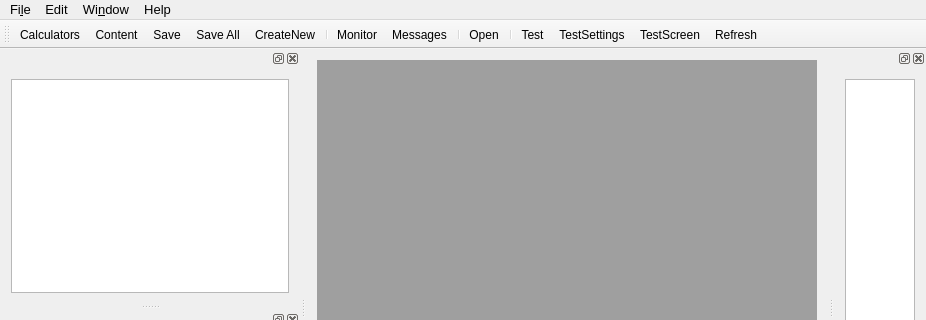
The window that source/mainwindow.ui (Indy970/QtHPConnect) describes before a commit, drawn with Qt 5; both pictures show x 0 to 926 and y 0 to 320 of the 926 by 584 pixel window.
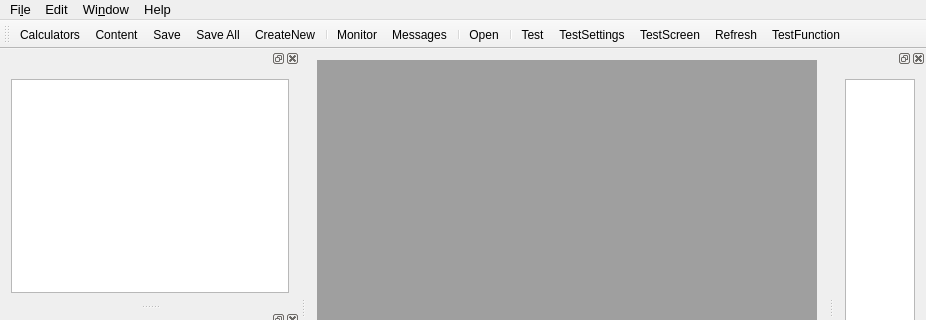
The same window after the commit. Icons and pictures are not drawn.

The edit to the form file:
```diff
--- a/source/mainwindow.ui
+++ b/source/mainwindow.ui
@@ -195,6 +195,7 @@
    <addaction name="actionTestSettings"/>
    <addaction name="actionTestScreen"/>
    <addaction name="actionRefresh"/>
+   <addaction name="actionTestFunction"/>
   </widget>
   <widget class="QDockWidget" name="dwContent">
    <property name="sizePolicy">
@@ -689,6 +690,15 @@
     <string>New Program</string>
    </property>
   </action>
+  <action name="actionTestFunction">
+   <property name="icon">
+    <iconset resource="../qthpconnect.qrc">
+     <normaloff>:/icons/vars_32x32.png</normaloff>:/icons/vars_32x32.png</iconset>
+   </property>
+   <property name="text">
+    <string>TestFunction</string>
+   </property>
+  </action>
  </widget>
  <layoutdefault spacing="6" margin="11"/>
  <resources>
```
Left out of the diff: 46 changed lines with no effect on the pictures.
